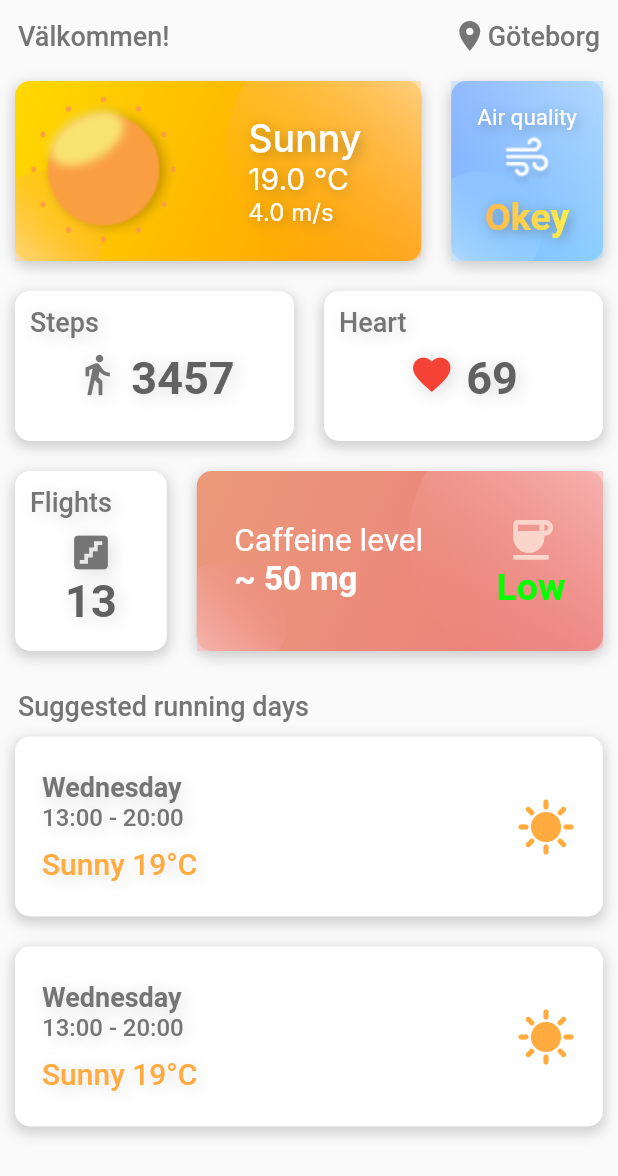
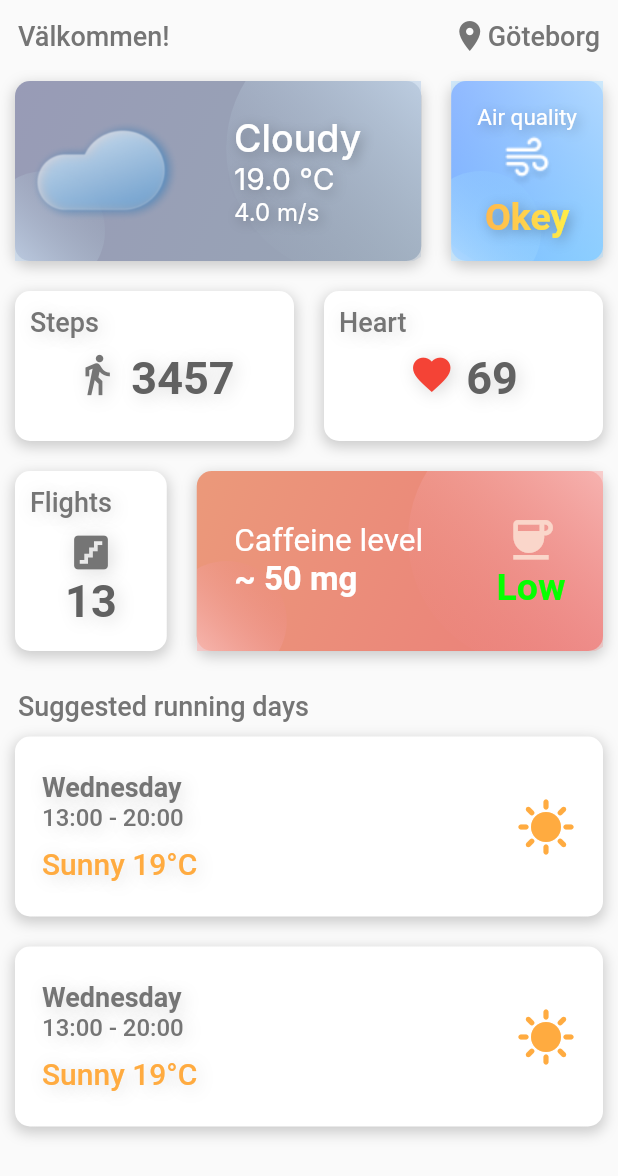
Before and after one commit to rikardro/HarmonyHub, a Flutter app: the screen it shows after launch, on a phone screen of 412 x 824 dp. Shown: the top 1176 px of the screen. Run offline on Flutter 3.47's test engine with Material 2 defaults, Android fonts, the phone set to English and light mode, and no system bars; Roboto replaces fonts that are missing (Inter).

Commit message:
Weather card pictures
Co-Authored-By: andreasmagn <93663766+andreasmagn@users.noreply.github.com>

```diff
--- a/healthapp/lib/dashboard/dashboard_cards/weather_card.dart
+++ b/healthapp/lib/dashboard/dashboard_cards/weather_card.dart
@@ -2,13 +2,82 @@ import 'package:flutter/material.dart';
 import '../dashboard_card.dart';
 
 class WeatherCard extends StatelessWidget {
-  const WeatherCard({Key? key, required this.weather, required this.degrees, required this.wind}) : super(key: key);
+  const WeatherCard(
+      {Key? key,
+      required this.weather,
+      required this.degrees,
+      required this.wind})
+      : super(key: key);
 
   final String weather;
   final double degrees;
   final double wind;
 
+  AssetImage weatherImage() {
+    switch (weather) {
+      case ("Sunny"):
+        {
+          return const AssetImage('assets/images/clear_day.png');
+        }
+      case ("Rainy"):
+        {
+          return const AssetImage('assets/images/raining.png');
+        }
+      case ("Cloudy"):
+        {
+          return const AssetImage('assets/images/cloudy.png');
+        }
+      case ("Foggy"):
+        {
+          return const AssetImage('assets/images/foggy.png');
+        }
+      case ("Half cloudy"):
+        {
+          return const AssetImage('assets/images/halfcloudy_day.png');
+        }
+      case ("Snowing"):
+        {
+          return const AssetImage('assets/images/snowing.png');
+        }
+      default:
+        {
+          return const AssetImage('assets/images/clear_day.png');
+        }
+    }
+  }
 
+  Color weatherColor() {
+    switch (weather) {
+      case ("Sunny"):
+        {
+          return const Color(0xFFFF9900);
+        }
+      case ("Rainy"):
+        {
+          return const Color.fromARGB(255, 71, 157, 255);
+        }
+      case ("Cloudy"):
+        {
+          return const Color.fromARGB(255, 152, 166, 182);
+        }
+      case ("Foggy"):
+        {
+          return const Color.fromARGB(255, 194, 223, 255);
+        }
+      case ("Half cloudy"):
+        {
+          return Color.fromARGB(255, 255, 216, 143);
+        }
+      case ("Snowing"):
+        {
+          return const Color.fromARGB(255, 203, 210, 255);
+        }
+      default:
+        {
+          return const Color.fromARGB(255, 114, 180, 255);
+        }
+    }
+  }
 
   @override
   Widget build(BuildContext context) {
@@ -26,15 +95,19 @@ class WeatherCard extends StatelessWidget {
     );
 
     return DashboardCard(
-      flex: 12, color: const Color(0xFFFF9900),
+        flex: 12,
+        color: weatherColor(),
         child: Row(
           mainAxisAlignment: MainAxisAlignment.spaceBetween,
           children: [
             Column(
-            crossAxisAlignment: CrossAxisAlignment.start,
-            children: const [
-              Image(image: AssetImage('assets/images/clear_day.png'),
-              width: 100,),
+              crossAxisAlignment: CrossAxisAlignment.center,
+              mainAxisAlignment: MainAxisAlignment.center,
+              children: [
+                Image(
+                  image: weatherImage(),
+                  width: 100,
+                ),
               ],
             ),
             Column(
@@ -46,9 +119,25 @@ class WeatherCard extends StatelessWidget {
                   child: Column(
                     crossAxisAlignment: CrossAxisAlignment.start,
                     children: [
-                    Text(weather, style: TextStyle(fontSize: 25, color: baseTextStyle.color, fontFamily: baseTextStyle.fontFamily, shadows: baseTextStyle.shadows, fontWeight: FontWeight.w500)),
-                    Text("$degrees °C", style: TextStyle(fontSize: 20, color: baseTextStyle.color, fontFamily: baseTextStyle.fontFamily, shadows: baseTextStyle.shadows)),
-                    Text("$wind m/s", style: TextStyle(fontSize: 16, color: baseTextStyle.color, fontFamily: baseTextStyle.fontFamily, shadows: baseTextStyle.shadows))
+                      Text(weather,
+                          style: TextStyle(
+                              fontSize: 25,
+                              color: baseTextStyle.color,
+                              fontFamily: baseTextStyle.fontFamily,
+                              shadows: baseTextStyle.shadows,
+                              fontWeight: FontWeight.w500)),
+                      Text("$degrees °C",
+                          style: TextStyle(
+                              fontSize: 20,
+                              color: baseTextStyle.color,
+                              fontFamily: baseTextStyle.fontFamily,
+                              shadows: baseTextStyle.shadows)),
+                      Text("$wind m/s",
+                          style: TextStyle(
+                              fontSize: 16,
+                              color: baseTextStyle.color,
+                              fontFamily: baseTextStyle.fontFamily,
+                              shadows: baseTextStyle.shadows))
                     ],
                   ),
                 ),
--- a/healthapp/lib/dashboard/dashboard_view.dart
+++ b/healthapp/lib/dashboard/dashboard_view.dart
@@ -33,7 +33,7 @@ class DashboardView extends StatelessWidget {
             ),
           ),
           Row(
-            children: [const WeatherCard(weather: "Sunny", degrees: 19, wind: 4), AirQualityCard(quality: "Okey")],
+            children: [const WeatherCard(weather: "Cloudy", degrees: 19, wind: 4), AirQualityCard(quality: "Okey")],
           ),
           Row(
             children: [
```
Lines whose indentation alone changed are shown as unchanged.
